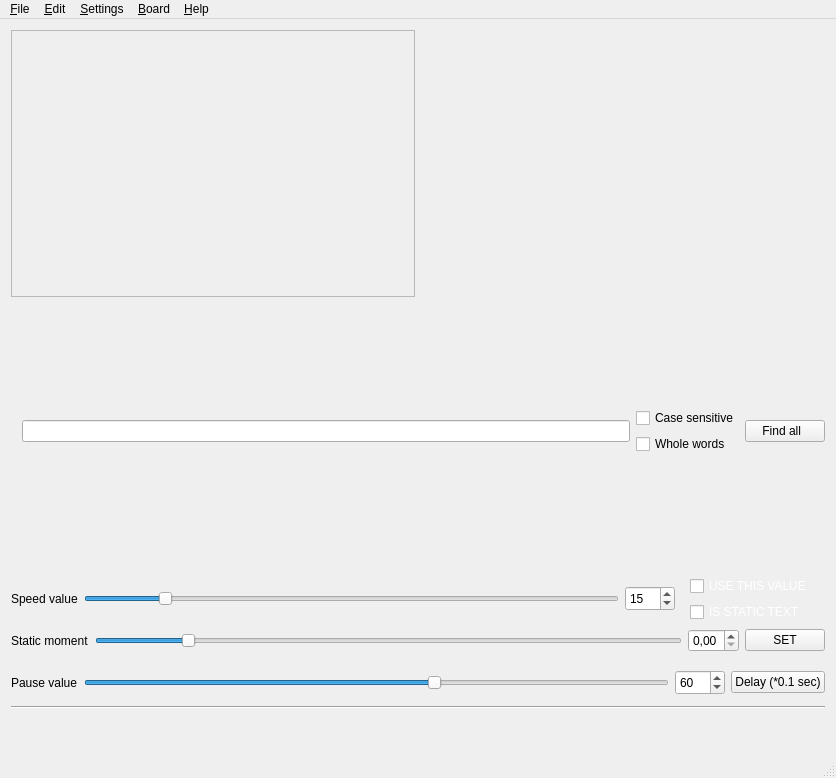
Before: the Qt Designer form OpenBoard/mainwindow.ui in ITAAcademy/OpenBoard, drawn with Qt 5.
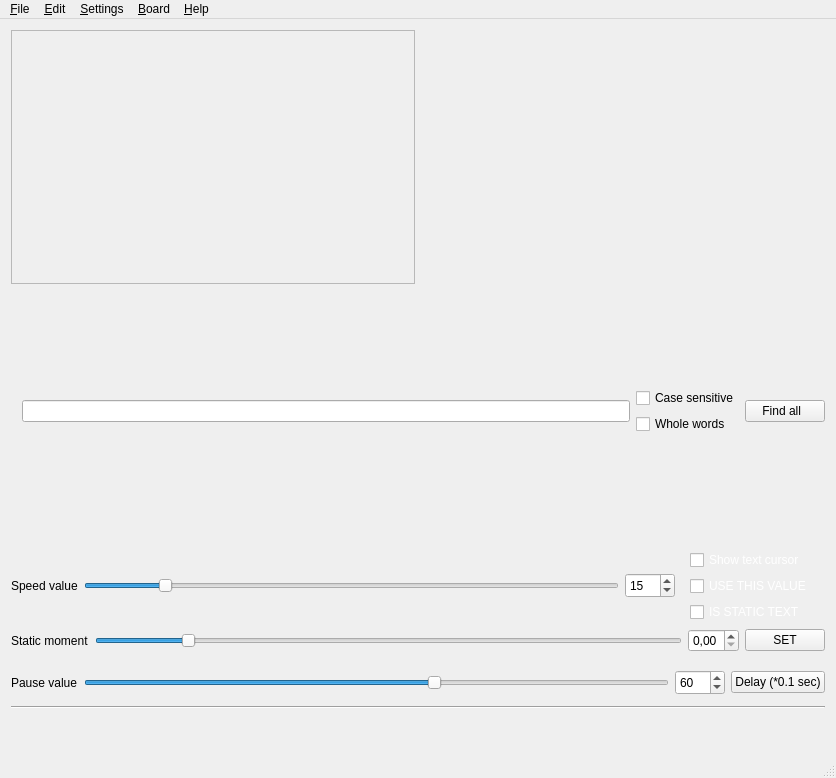
After: the same form once the commit is applied. Icons and pictures are not drawn.

Commit message: text cursor now show in opengl window

Patch:
```diff
--- a/OpenBoard/mainwindow.ui
+++ b/OpenBoard/mainwindow.ui
@@ -401,6 +401,16 @@
            <property name="leftMargin">
             <number>9</number>
            </property>
+           <item>
+            <widget class="QCheckBox" name="check_show_text_cursor">
+             <property name="styleSheet">
+              <string notr="true">color : rgb(255, 255, 255)</string>
+             </property>
+             <property name="text">
+              <string>Show text cursor</string>
+             </property>
+            </widget>
+           </item>
            <item>
             <layout class="QHBoxLayout" name="horizontalLayout_3">
              <property name="sizeConstraint">
```
The commit also changes 6 other files.
